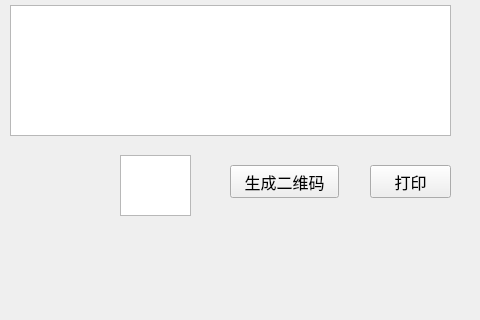
Qt form sprinter/mainwindow.ui (isliulin/QT43) before a commit; both pictures show x 0 to 480 and y 82 to 402 of the 651 by 402 pixel window.
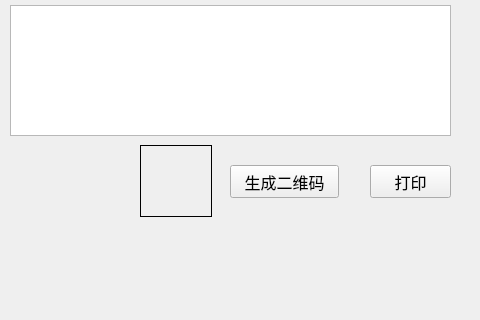
The same form after that commit.

The edit to the form file:
```diff
--- a/sprinter/mainwindow.ui
+++ b/sprinter/mainwindow.ui
@@ -30,16 +30,6 @@
      </rect>
     </property>
    </widget>
-   <widget class="QGraphicsView" name="graphicsView">
-    <property name="geometry">
-     <rect>
-      <x>120</x>
-      <y>220</y>
-      <width>71</width>
-      <height>61</height>
-     </rect>
-    </property>
-   </widget>
    <widget class="QPushButton" name="pushButton">
     <property name="geometry">
      <rect>
@@ -76,6 +66,22 @@
      <string>打印</string>
     </property>
    </widget>
+   <widget class="QLabel" name="qrcode">
+    <property name="geometry">
+     <rect>
+      <x>140</x>
+      <y>210</y>
+      <width>72</width>
+      <height>72</height>
+     </rect>
+    </property>
+    <property name="frameShape">
+     <enum>QFrame::Box</enum>
+    </property>
+    <property name="text">
+     <string/>
+    </property>
+   </widget>
   </widget>
   <widget class="QMenuBar" name="menuBar">
    <property name="geometry">
```
